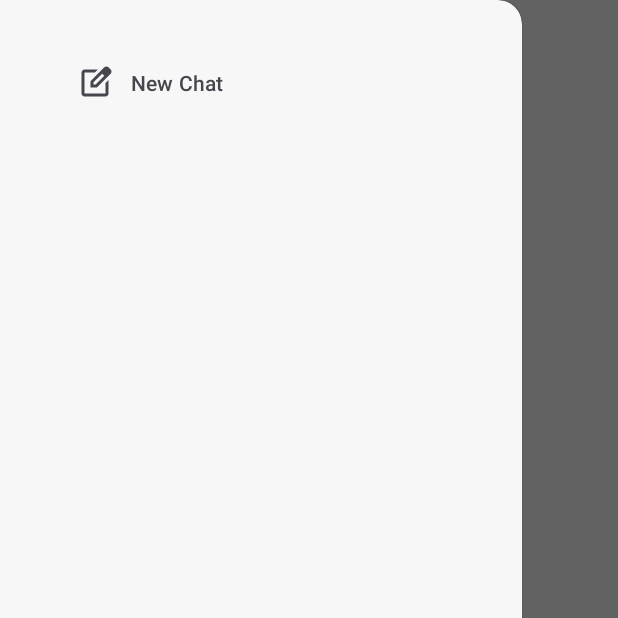
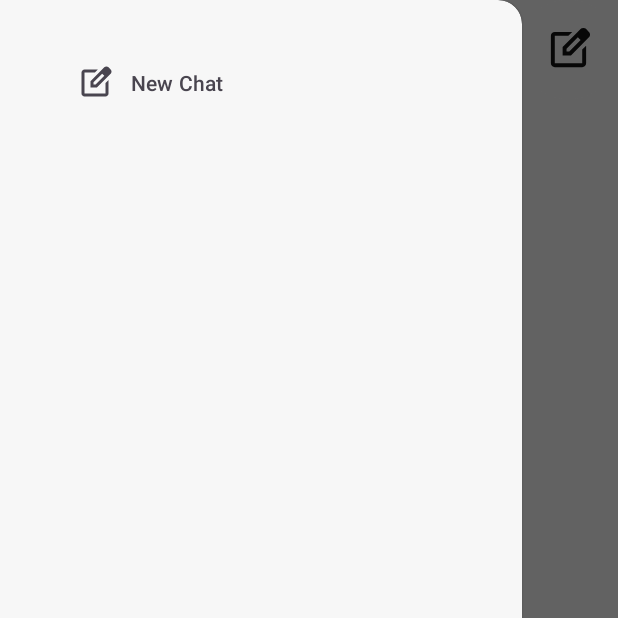
Before and after one commit to AhmedEl-Malky/IntelliChat, an Android app: the screen it shows after launch (MainActivity), with the side drawer open, on a phone screen of 412 x 824 dp, the top half of it. Run offline under Robolectric (Android 15) with nearby library versions, the phone set to English and light mode, and no system bars; our stand-ins replace data binding, sdp/ssp sizes; libraries missing offline, so code that uses them is left out: com.google.ai.client.

```diff
--- a/app/src/main/java/com/elmalky/chathub/UI/MainActivity.kt
+++ b/app/src/main/java/com/elmalky/chathub/UI/MainActivity.kt
@@ -1,8 +1,9 @@
 package com.elmalky.chathub.UI
 
+import android.content.Context
+import android.content.SharedPreferences
 import android.os.Bundle
 import android.speech.tts.TextToSpeech
-import android.speech.tts.Voice
 import android.util.Log
 import android.view.View
 import androidx.activity.viewModels
@@ -11,6 +12,7 @@ import androidx.databinding.DataBindingUtil
 import com.elmalky.chathub.Adapters.ChatRecyclerView
 import com.elmalky.chathub.MainViewModel
 import com.elmalky.chathub.R
+import com.elmalky.chathub.Util.Constants
 import com.elmalky.chathub.databinding.ActivityMainBinding
 import java.util.Locale
 
@@ -18,10 +20,14 @@ class MainActivity : AppCompatActivity(), TextToSpeech.OnInitListener {
     lateinit var binder: ActivityMainBinding
     lateinit var tts: TextToSpeech
     val viewModel: MainViewModel by viewModels()
+    lateinit var storageSp: SharedPreferences
+    var tts_voice = false
     override fun onCreate(savedInstanceState: Bundle?) {
         super.onCreate(savedInstanceState)
         binder = DataBindingUtil.setContentView(this, R.layout.activity_main)
         tts = TextToSpeech(this, this)
+        storageSp = getSharedPreferences(Constants.Names.SHARED_PREF_NAME, Context.MODE_PRIVATE)
+        val editorSp = storageSp.edit()
         binder.vm = viewModel
         binder.lifecycleOwner = this
         val adapter = ChatRecyclerView(mutableListOf(), viewModel)
@@ -29,6 +35,7 @@ class MainActivity : AppCompatActivity(), TextToSpeech.OnInitListener {
         binder.menuBtn.setOnClickListener {
             binder.drawerLayout.openDrawer(binder.navigationDrawer)
         }
+        tts_voice = storageSp.getBoolean(Constants.Names.TTS_Voice, false)
     }
 
     override fun onInit(status: Int) {
@@ -36,22 +43,23 @@ class MainActivity : AppCompatActivity(), TextToSpeech.OnInitListener {
             tts.language = Locale.UK
     }
 
+    fun decidTTSVoice(voiceTTS: Boolean) {
+        for (voice in tts.voices) {
+            if (voiceTTS && voice.name.contains("en-us-x-tpd-network")) {
+                tts.voice = voice
+                Log.i("taggggg", "found")
+            } else if (!voiceTTS && voice.name.contains("en-us-x-tpf-network")) {
+                tts.voice = voice
+                Log.i("taggggg", "found")
+            }
+        }
+    }
+
     fun speakOut(view: View) {
-        var i = 0
-        for (voice: Voice in tts.voices) {
-            if (voice.name == "en-us-x-sfg-network") {
-                Log.i("Voicettttt", i.toString())
-                tts.voice = voice
-                break
-            }
-            i++
-        }
+        decidTTSVoice(tts_voice)
         viewModel.botChat.observe(this) {
             tts.speak(it, TextToSpeech.QUEUE_FLUSH, null)
         }
     }
 
-//    private fun setUpDrawer() {
-//        binder.drawerLayout.addDrawerListener()
-//    }
 }
--- /dev/null
+++ b/app/src/main/java/com/elmalky/chathub/Util/Constants.kt
@@ -0,0 +1,8 @@
+package com.elmalky.chathub.Util
+
+object Constants {
+    object Names {
+        const val SHARED_PREF_NAME = "intelliChat_SharedPreferences"
+        const val TTS_Voice = "TTS_voice"
+    }
+}
--- a/app/src/main/res/drawable/play_icon.xml
+++ b/app/src/main/res/drawable/play_icon.xml
@@ -1,7 +1,7 @@
 <vector xmlns:android="http://schemas.android.com/apk/res/android"
     android:width="@dimen/_24sdp"
     android:height="@dimen/_24sdp"
-    android:tint="?attr/colorControlNormal"
+    android:tint="@color/black"
     android:viewportWidth="960"
     android:viewportHeight="960">
     <path
--- a/app/src/main/res/layout-sw320dp/activity_main.xml
+++ b/app/src/main/res/layout-sw320dp/activity_main.xml
@@ -46,13 +46,14 @@
                 <!--                    app:layout_constraintStart_toEndOf="@+id/menu_btn"-->
                 <!--                    app:layout_constraintTop_toTopOf="parent" />-->
                 <ImageView
+                    android:id="@+id/imageView2"
+                    style="@style/logo"
                     android:layout_width="0dp"
                     android:layout_height="0dp"
-                    style="@style/logo"
-                    app:layout_constraintBottom_toBottomOf="parent"
-                    app:layout_constraintEnd_toStartOf="@+id/imageButton"
+                    app:layout_constraintBottom_toTopOf="@+id/guideline2"
+                    app:layout_constraintEnd_toStartOf="@+id/vguideline33"
                     app:layout_constraintStart_toStartOf="@+id/vguideline32"
-                    app:layout_constraintTop_toTopOf="parent" />
+                    app:layout_constraintTop_toTopOf="@+id/guideline1" />
 
                 <ImageButton
                     android:id="@+id/menu_btn"
@@ -76,8 +77,7 @@
                     android:src="@drawable/new_chat_icon"
                     app:layout_constraintBottom_toBottomOf="parent"
                     app:layout_constraintDimensionRatio="1:1"
-                    app:layout_constraintEnd_toStartOf="@+id/vguideline34"
-                    app:layout_constraintStart_toEndOf="@+id/textView"
+                    app:layout_constraintEnd_toEndOf="parent"
                     app:layout_constraintTop_toTopOf="parent" />
 
                 <androidx.constraintlayout.widget.Guideline
@@ -107,6 +107,20 @@
                     android:layout_height="wrap_content"
                     android:orientation="vertical"
                     app:layout_constraintGuide_percent="0.16" />
+
+                <androidx.constraintlayout.widget.Guideline
+                    android:id="@+id/guideline2"
+                    android:layout_width="wrap_content"
+                    android:layout_height="wrap_content"
+                    android:orientation="horizontal"
+                    app:layout_constraintGuide_percent="0.9" />
+
+                <androidx.constraintlayout.widget.Guideline
+                    android:id="@+id/guideline1"
+                    android:layout_width="wrap_content"
+                    android:layout_height="wrap_content"
+                    android:orientation="horizontal"
+                    app:layout_constraintGuide_percent="0.1" />
             </androidx.constraintlayout.widget.ConstraintLayout>
 
             <androidx.recyclerview.widget.RecyclerView
--- a/app/src/main/res/layout-sw480dp/activity_main.xml
+++ b/app/src/main/res/layout-sw480dp/activity_main.xml
@@ -46,13 +46,14 @@
                 <!--                    app:layout_constraintStart_toEndOf="@+id/menu_btn"-->
                 <!--                    app:layout_constraintTop_toTopOf="parent" />-->
                 <ImageView
+                    android:id="@+id/imageView2"
+                    style="@style/logo"
                     android:layout_width="0dp"
                     android:layout_height="0dp"
-                    style="@style/logo"
-                    app:layout_constraintBottom_toBottomOf="parent"
-                    app:layout_constraintEnd_toStartOf="@+id/imageButton"
+                    app:layout_constraintBottom_toTopOf="@+id/guideline2"
+                    app:layout_constraintEnd_toStartOf="@+id/vguideline33"
                     app:layout_constraintStart_toStartOf="@+id/vguideline32"
-                    app:layout_constraintTop_toTopOf="parent" />
+                    app:layout_constraintTop_toTopOf="@+id/guideline1" />
 
                 <ImageButton
                     android:id="@+id/menu_btn"
@@ -76,8 +77,7 @@
                     android:src="@drawable/new_chat_icon"
                     app:layout_constraintBottom_toBottomOf="parent"
                     app:layout_constraintDimensionRatio="1:1"
-                    app:layout_constraintEnd_toStartOf="@+id/vguideline34"
-                    app:layout_constraintStart_toEndOf="@+id/textView"
+                    app:layout_constraintEnd_toEndOf="parent"
                     app:layout_constraintTop_toTopOf="parent" />
 
                 <androidx.constraintlayout.widget.Guideline
@@ -107,6 +107,20 @@
                     android:layout_height="wrap_content"
                     android:orientation="vertical"
                     app:layout_constraintGuide_percent="0.16" />
+
+                <androidx.constraintlayout.widget.Guideline
+                    android:id="@+id/guideline2"
+                    android:layout_width="wrap_content"
+                    android:layout_height="wrap_content"
+                    android:orientation="horizontal"
+                    app:layout_constraintGuide_percent="0.9" />
+
+                <androidx.constraintlayout.widget.Guideline
+                    android:id="@+id/guideline1"
+                    android:layout_width="wrap_content"
+                    android:layout_height="wrap_content"
+                    android:orientation="horizontal"
+                    app:layout_constraintGuide_percent="0.1" />
             </androidx.constraintlayout.widget.ConstraintLayout>
 
             <androidx.recyclerview.widget.RecyclerView
--- a/app/src/main/res/layout-sw600dp/activity_main.xml
+++ b/app/src/main/res/layout-sw600dp/activity_main.xml
@@ -46,13 +46,14 @@
                 <!--                    app:layout_constraintStart_toEndOf="@+id/menu_btn"-->
                 <!--                    app:layout_constraintTop_toTopOf="parent" />-->
                 <ImageView
+                    android:id="@+id/imageView2"
+                    style="@style/logo"
                     android:layout_width="0dp"
                     android:layout_height="0dp"
-                    style="@style/logo"
-                    app:layout_constraintBottom_toBottomOf="parent"
-                    app:layout_constraintEnd_toStartOf="@+id/imageButton"
+                    app:layout_constraintBottom_toTopOf="@+id/guideline2"
+                    app:layout_constraintEnd_toStartOf="@+id/vguideline33"
                     app:layout_constraintStart_toStartOf="@+id/vguideline32"
-                    app:layout_constraintTop_toTopOf="parent" />
+                    app:layout_constraintTop_toTopOf="@+id/guideline1" />
 
                 <ImageButton
                     android:id="@+id/menu_btn"
@@ -76,8 +77,7 @@
                     android:src="@drawable/new_chat_icon"
                     app:layout_constraintBottom_toBottomOf="parent"
                     app:layout_constraintDimensionRatio="1:1"
-                    app:layout_constraintEnd_toStartOf="@+id/vguideline34"
-                    app:layout_constraintStart_toEndOf="@+id/textView"
+                    app:layout_constraintEnd_toEndOf="parent"
                     app:layout_constraintTop_toTopOf="parent" />
 
                 <androidx.constraintlayout.widget.Guideline
@@ -107,6 +107,20 @@
                     android:layout_height="wrap_content"
                     android:orientation="vertical"
                     app:layout_constraintGuide_percent="0.16" />
+
+                <androidx.constraintlayout.widget.Guideline
+                    android:id="@+id/guideline2"
+                    android:layout_width="wrap_content"
+                    android:layout_height="wrap_content"
+                    android:orientation="horizontal"
+                    app:layout_constraintGuide_percent="0.9" />
+
+                <androidx.constraintlayout.widget.Guideline
+                    android:id="@+id/guideline1"
+                    android:layout_width="wrap_content"
+                    android:layout_height="wrap_content"
+                    android:orientation="horizontal"
+                    app:layout_constraintGuide_percent="0.1" />
             </androidx.constraintlayout.widget.ConstraintLayout>
 
             <androidx.recyclerview.widget.RecyclerView
--- a/app/src/main/res/layout-sw720dp/activity_main.xml
+++ b/app/src/main/res/layout-sw720dp/activity_main.xml
@@ -46,13 +46,14 @@
                 <!--                    app:layout_constraintStart_toEndOf="@+id/menu_btn"-->
                 <!--                    app:layout_constraintTop_toTopOf="parent" />-->
                 <ImageView
+                    android:id="@+id/imageView2"
+                    style="@style/logo"
                     android:layout_width="0dp"
                     android:layout_height="0dp"
-                    style="@style/logo"
-                    app:layout_constraintBottom_toBottomOf="parent"
-                    app:layout_constraintEnd_toStartOf="@+id/imageButton"
+                    app:layout_constraintBottom_toTopOf="@+id/guideline2"
+                    app:layout_constraintEnd_toStartOf="@+id/vguideline33"
                     app:layout_constraintStart_toStartOf="@+id/vguideline32"
-                    app:layout_constraintTop_toTopOf="parent" />
+                    app:layout_constraintTop_toTopOf="@+id/guideline1" />
 
                 <ImageButton
                     android:id="@+id/menu_btn"
@@ -76,8 +77,7 @@
                     android:src="@drawable/new_chat_icon"
                     app:layout_constraintBottom_toBottomOf="parent"
                     app:layout_constraintDimensionRatio="1:1"
-                    app:layout_constraintEnd_toStartOf="@+id/vguideline34"
-                    app:layout_constraintStart_toEndOf="@+id/textView"
+                    app:layout_constraintEnd_toEndOf="parent"
                     app:layout_constraintTop_toTopOf="parent" />
 
                 <androidx.constraintlayout.widget.Guideline
@@ -107,6 +107,20 @@
                     android:layout_height="wrap_content"
                     android:orientation="vertical"
                     app:layout_constraintGuide_percent="0.16" />
+
+                <androidx.constraintlayout.widget.Guideline
+                    android:id="@+id/guideline2"
+                    android:layout_width="wrap_content"
+                    android:layout_height="wrap_content"
+                    android:orientation="horizontal"
+                    app:layout_constraintGuide_percent="0.9" />
+
+                <androidx.constraintlayout.widget.Guideline
+                    android:id="@+id/guideline1"
+                    android:layout_width="wrap_content"
+                    android:layout_height="wrap_content"
+                    android:orientation="horizontal"
+                    app:layout_constraintGuide_percent="0.1" />
             </androidx.constraintlayout.widget.ConstraintLayout>
 
             <androidx.recyclerview.widget.RecyclerView
--- a/app/src/main/res/layout/activity_main.xml
+++ b/app/src/main/res/layout/activity_main.xml
@@ -46,13 +46,14 @@
                 <!--                    app:layout_constraintStart_toEndOf="@+id/menu_btn"-->
                 <!--                    app:layout_constraintTop_toTopOf="parent" />-->
                 <ImageView
+                    android:id="@+id/imageView2"
+                    style="@style/logo"
                     android:layout_width="0dp"
                     android:layout_height="0dp"
-                    style="@style/logo"
-                    app:layout_constraintBottom_toBottomOf="parent"
+                    app:layout_constraintBottom_toTopOf="@+id/guideline2"
                     app:layout_constraintEnd_toStartOf="@+id/imageButton"
                     app:layout_constraintStart_toStartOf="@+id/vguideline32"
-                    app:layout_constraintTop_toTopOf="parent" />
+                    app:layout_constraintTop_toTopOf="@+id/guideline1" />
 
                 <ImageButton
                     android:id="@+id/menu_btn"
@@ -76,8 +77,7 @@
                     android:src="@drawable/new_chat_icon"
                     app:layout_constraintBottom_toBottomOf="parent"
                     app:layout_constraintDimensionRatio="1:1"
-                    app:layout_constraintEnd_toStartOf="@+id/vguideline34"
-                    app:layout_constraintStart_toEndOf="@+id/textView"
+                    app:layout_constraintEnd_toEndOf="parent"
                     app:layout_constraintTop_toTopOf="parent" />
 
                 <androidx.constraintlayout.widget.Guideline
@@ -107,6 +107,20 @@
                     android:layout_height="wrap_content"
                     android:orientation="vertical"
                     app:layout_constraintGuide_percent="0.16" />
+
+                <androidx.constraintlayout.widget.Guideline
+                    android:id="@+id/guideline2"
+                    android:layout_width="wrap_content"
+                    android:layout_height="wrap_content"
+                    android:orientation="horizontal"
+                    app:layout_constraintGuide_percent="0.9" />
+
+                <androidx.constraintlayout.widget.Guideline
+                    android:id="@+id/guideline1"
+                    android:layout_width="wrap_content"
+                    android:layout_height="wrap_content"
+                    android:orientation="horizontal"
+                    app:layout_constraintGuide_percent="0.1" />
             </androidx.constraintlayout.widget.ConstraintLayout>
 
             <androidx.recyclerview.widget.RecyclerView
```
